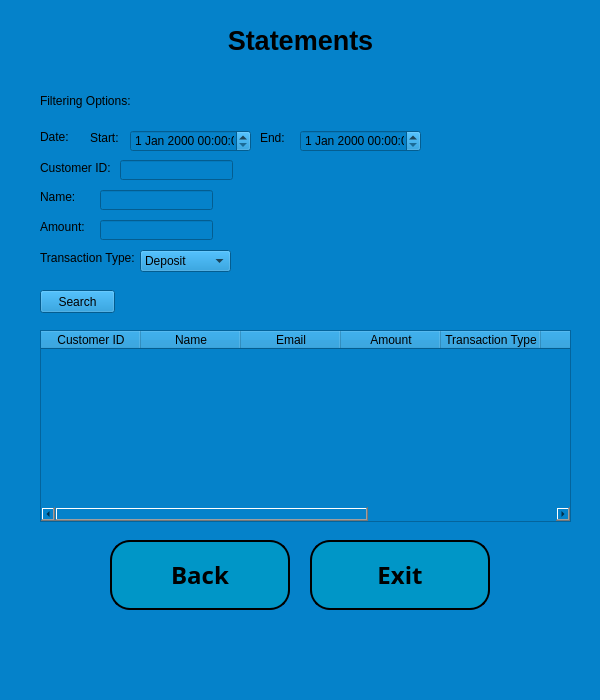
This is admin_statements_window.ui in melikkekaya/BankingApp_SQL as Qt 5 draws it before an edit. The edited form follows.
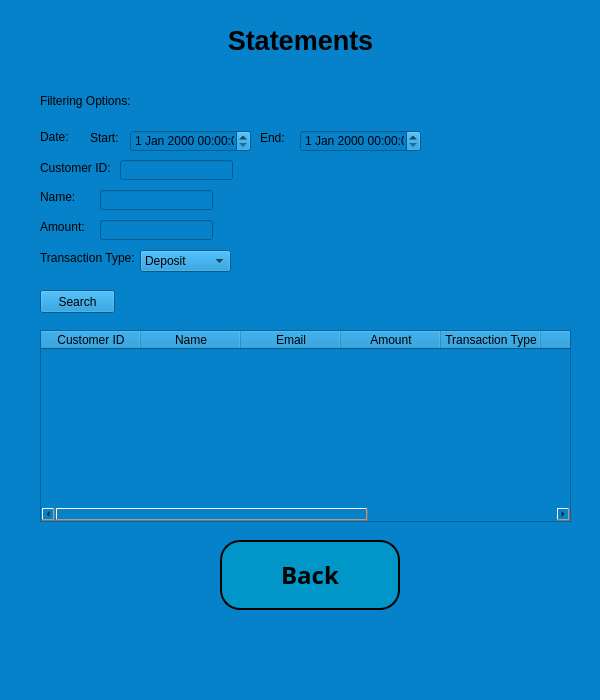
This is the edited form.

Commit message: admin statements update

Diff of the .ui file:
```diff
--- a/admin_statements_window.ui
+++ b/admin_statements_window.ui
@@ -71,7 +71,7 @@
     </property>
     <property name="geometry">
      <rect>
-      <x>110</x>
+      <x>220</x>
       <y>540</y>
       <width>180</width>
       <height>70</height>
@@ -118,56 +118,6 @@
      <string>Back</string>
     </property>
    </widget>
-   <widget class="QPushButton" name="csstatementwdw_btn_exit">
-    <property name="geometry">
-     <rect>
-      <x>310</x>
-      <y>540</y>
-      <width>180</width>
-      <height>70</height>
-     </rect>
-    </property>
-    <property name="minimumSize">
-     <size>
-      <width>180</width>
-      <height>70</height>
-     </size>
-    </property>
-    <property name="maximumSize">
-     <size>
-      <width>180</width>
-      <height>16777215</height>
-     </size>
-    </property>
-    <property name="font">
-     <font>
-      <family>Bahnschrift SemiBold</family>
-      <pointsize>18</pointsize>
-      <weight>75</weight>
-      <bold>true</bold>
-     </font>
-    </property>
-    <property name="styleSheet">
-     <string notr="true">QPushButton {
-background-color: rgb(0, 150, 199);
-   border-color: rgb(66, 167, 255);
-   border-bottom-color: rgb(255, 255, 255);
-   border:2px solid rgb(202, 240, 248);
-   border-radius:20px;
-   border-color: black;
-}
-
-QPushButton:hover {
-     background-color: rgb(202, 240, 248);
-     border:2px solid rgb(202, 240, 248);
-}
-    
-   </string>
-    </property>
-    <property name="text">
-     <string>Exit</string>
-    </property>
-   </widget>
    <widget class="QLabel" name="ADstatementswdw_lbl_filter">
     <property name="geometry">
      <rect>
```
Left out of the diff: 2 changed lines with no effect on the pictures. The commit also changes 2 other files.
